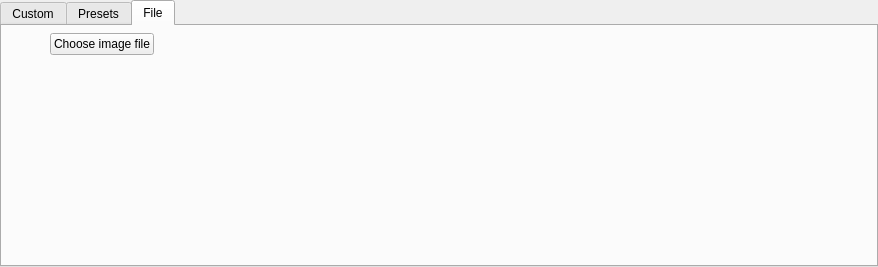
First picture: the form in ui/BackgroundApplier.ui, repository Fefedu973/OpenRGBVisualMapPlugin, before the edit.
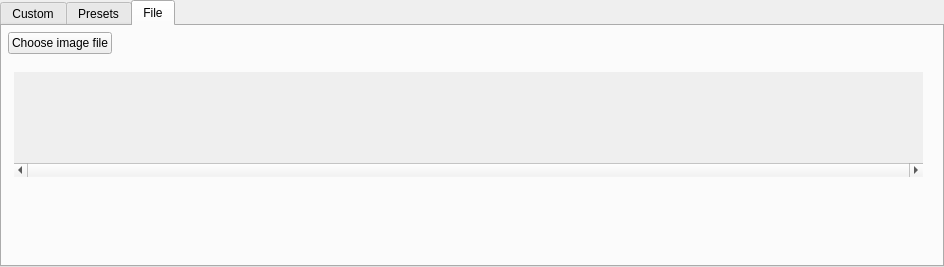
Second picture: the form after the edit. The open tabs and pages were chosen to show the change.

Commit message: Show applied images. closes #21

Patch:
```diff
--- a/ui/BackgroundApplier.ui
+++ b/ui/BackgroundApplier.ui
@@ -6,7 +6,7 @@
    <rect>
     <x>0</x>
     <y>0</y>
-    <width>878</width>
+    <width>944</width>
     <height>267</height>
    </rect>
   </property>
@@ -302,7 +302,7 @@
        </widget>
        <widget class="QWidget" name="file_tab">
         <property name="sizePolicy">
-         <sizepolicy hsizetype="Expanding" vsizetype="Expanding">
+         <sizepolicy hsizetype="Expanding" vsizetype="Minimum">
           <horstretch>0</horstretch>
           <verstretch>0</verstretch>
          </sizepolicy>
@@ -315,14 +315,65 @@
           <rect>
            <x>0</x>
            <y>0</y>
-           <width>201</width>
-           <height>37</height>
+           <width>921</width>
+           <height>151</height>
           </rect>
          </property>
-         <layout class="QGridLayout" name="gridLayout_6">
+         <layout class="QGridLayout" name="gridLayout_6" rowstretch="0,0" columnstretch="0">
+          <property name="sizeConstraint">
+           <enum>QLayout::SetDefaultConstraint</enum>
+          </property>
+          <item row="1" column="0">
+           <layout class="QHBoxLayout" name="horizontalLayout_6">
+            <property name="leftMargin">
+             <number>12</number>
+            </property>
+            <property name="topMargin">
+             <number>12</number>
+            </property>
+            <item>
+             <widget class="QScrollArea" name="images_scrollArea">
+              <property name="sizePolicy">
+               <sizepolicy hsizetype="Expanding" vsizetype="Expanding">
+                <horstretch>0</horstretch>
+                <verstretch>0</verstretch>
+               </sizepolicy>
+              </property>
+              <property name="horizontalScrollBarPolicy">
+               <enum>Qt::ScrollBarAlwaysOn</enum>
+              </property>
+              <property name="widgetResizable">
+               <bool>true</bool>
+              </property>
+              <widget class="QWidget" name="images">
+               <property name="geometry">
+                <rect>
+                 <x>0</x>
+                 <y>0</y>
+                 <width>906</width>
+                 <height>76</height>
+                </rect>
+               </property>
+               <property name="sizePolicy">
+                <sizepolicy hsizetype="Expanding" vsizetype="Minimum">
+                 <horstretch>0</horstretch>
+                 <verstretch>0</verstretch>
+                </sizepolicy>
+               </property>
+              </widget>
+             </widget>
+            </item>
+           </layout>
+          </item>
           <item row="0" column="0">
-           <layout class="QVBoxLayout" name="verticalLayout_3">
-            <item alignment="Qt::AlignHCenter">
+           <layout class="QHBoxLayout" name="horizontalLayout_4" stretch="0,1">
+            <property name="leftMargin">
+             <number>6</number>
+            </property>
+            <property name="topMargin">
+             <number>6</number>
+            </property>
+            <item>
              <widget class="QPushButton" name="choose_image_button">
               <property name="sizePolicy">
                <sizepolicy hsizetype="Maximum" vsizetype="Fixed">
@@ -335,6 +386,19 @@
               </property>
              </widget>
             </item>
+            <item>
+             <spacer name="horizontalSpacer_2">
+              <property name="orientation">
+               <enum>Qt::Horizontal</enum>
+              </property>
+              <property name="sizeHint" stdset="0">
+               <size>
+                <width>40</width>
+                <height>20</height>
+               </size>
+              </property>
+             </spacer>
+            </item>
            </layout>
           </item>
          </layout>
```
Left out of the diff: 4 changed lines with no effect on the pictures. The commit also changes 1 other file.
